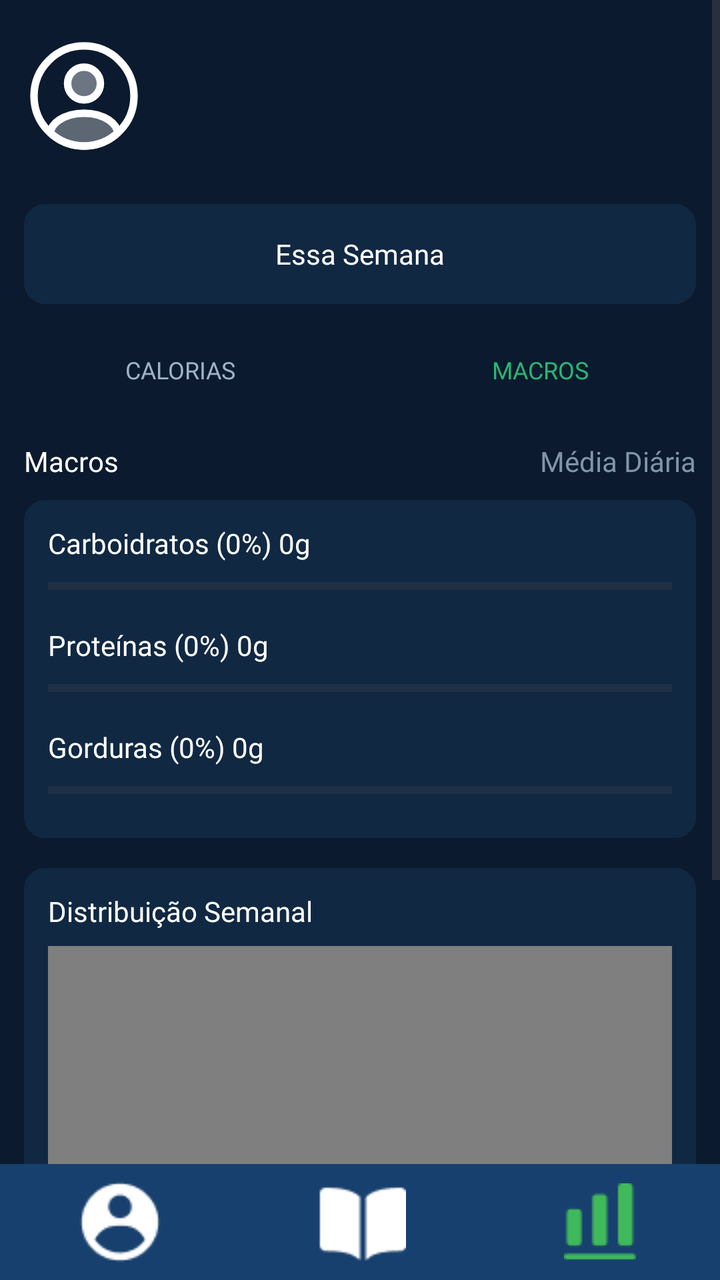
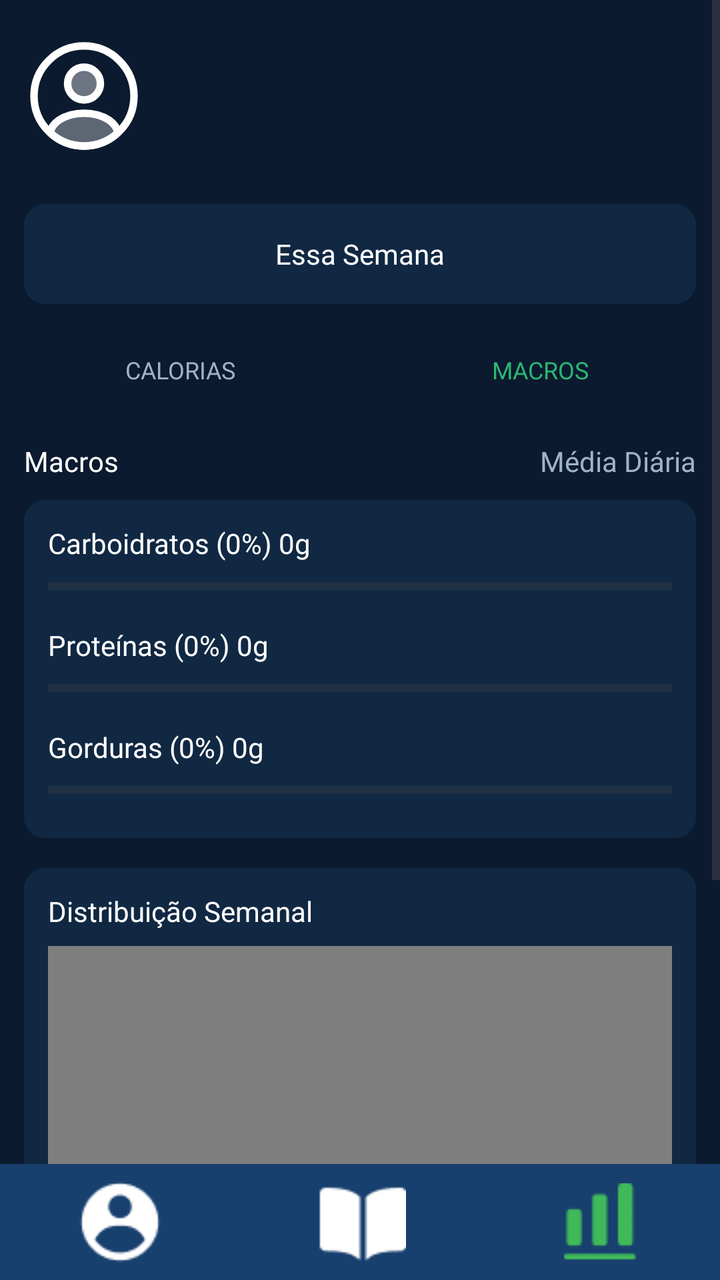

Before-and-after screenshots of an Android layout around one commit, followed by the original layout XML and the change that was made.
<!-- AndroidManifest.xml: application theme Theme.VITA -->
<!-- res/layout/fragment_macros.xml -->
<?xml version="1.0" encoding="utf-8"?>
<RelativeLayout
    xmlns:android="http://schemas.android.com/apk/res/android"
    xmlns:app="http://schemas.android.com/apk/res-auto"
    android:layout_width="match_parent"
    android:layout_height="match_parent"
    android:background="@color/blue3">

    <ScrollView
        android:layout_width="match_parent"
        android:layout_height="match_parent"
        android:layout_above="@+id/barraInferior">

        <androidx.constraintlayout.widget.ConstraintLayout
            android:layout_width="match_parent"
            android:layout_height="wrap_content"
            android:paddingBottom="16dp">

            <ImageView
                android:id="@+id/imgPerfil"
                android:layout_width="60dp"
                android:layout_height="60dp"
                android:layout_marginStart="12dp"
                android:layout_marginTop="18dp"
                android:contentDescription="Perfil"
                android:scaleType="centerInside"
                android:src="@drawable/profile2"
                app:layout_constraintStart_toStartOf="parent"
                app:layout_constraintTop_toTopOf="parent" />

            <TextView
                android:id="@+id/txtSemana"
                android:layout_width="0dp"
                android:layout_height="50dp"
                android:layout_marginStart="12dp"
                android:layout_marginTop="24dp"
                android:layout_marginEnd="12dp"
                android:background="@drawable/rounded_corner4"
                android:backgroundTint="@color/blue4"
                android:fontFamily="@font/inter24_medium"
                android:gravity="center"
                android:text="Essa Semana"
                android:textColor="#FFFFFF"
                android:textSize="14sp"
                app:layout_constraintEnd_toEndOf="parent"
                app:layout_constraintStart_toStartOf="parent"
                app:layout_constraintTop_toBottomOf="@id/imgPerfil" />

            <LinearLayout
                android:id="@+id/menuMacros"
                android:layout_width="0dp"
                android:layout_height="42dp"
                android:layout_marginTop="12dp"
                android:gravity="center"
                android:orientation="horizontal"
                app:layout_constraintEnd_toEndOf="parent"
                app:layout_constraintStart_toStartOf="parent"
                app:layout_constraintTop_toBottomOf="@id/txtSemana">

                <TextView
                    android:id="@+id/btnCalorias"
                    android:layout_width="0dp"
                    android:layout_height="match_parent"
                    android:layout_weight="1"
                    android:fontFamily="@font/inter24_semibold"
                    android:gravity="center"
                    android:text="CALORIAS"
                    android:textColor="@color/grey2"
                    android:textSize="12sp" />

                <TextView
                    android:id="@+id/btnMacros"
                    android:layout_width="0dp"
                    android:layout_height="match_parent"
                    android:layout_weight="1"
                    android:fontFamily="@font/inter24_semibold"
                    android:gravity="center"
                    android:text="MACROS"
                    android:textColor="@color/green2"
                    android:textSize="12sp" />

            </LinearLayout>

            <TextView
                android:id="@+id/txtTituloMacros"
                android:layout_width="wrap_content"
                android:layout_height="wrap_content"
                android:layout_marginStart="12dp"
                android:layout_marginTop="15dp"
                android:fontFamily="@font/inter24_semibold"
                android:text="Macros"
                android:textColor="@color/white"
                android:textSize="14sp"
                app:layout_constraintStart_toStartOf="parent"
                app:layout_constraintTop_toBottomOf="@id/menuMacros" />

            <TextView
                android:id="@+id/txtMedia"
                android:layout_width="wrap_content"
                android:layout_height="wrap_content"
                android:layout_marginTop="15dp"
                android:layout_marginEnd="12dp"
                android:fontFamily="@font/inter24_medium"
                android:text="Média Diária"
                android:textColor="#8195AA"
                android:textSize="14sp"
                app:layout_constraintEnd_toEndOf="parent"
                app:layout_constraintTop_toBottomOf="@id/menuMacros" />

            
            <LinearLayout
                android:id="@+id/cardMacros"
                android:layout_width="0dp"
                android:layout_height="wrap_content"
                android:layout_marginStart="12dp"
                android:layout_marginTop="10dp"
                android:layout_marginEnd="12dp"
                android:background="@drawable/rounded_corner4"
                android:backgroundTint="@color/blue4"
                android:orientation="vertical"
                android:padding="12dp"
                app:layout_constraintEnd_toEndOf="parent"
                app:layout_constraintStart_toStartOf="parent"
                app:layout_constraintTop_toBottomOf="@id/txtTituloMacros">

                <TextView
                    android:id="@+id/txtLabelCarb"
                    android:layout_width="match_parent"
                    android:layout_height="wrap_content"
                    android:fontFamily="@font/inter24_medium"
                    android:text="Carboidratos (0%) 0g"
                    android:textColor="#FFFFFF"
                    android:textSize="14sp" />

                <ProgressBar
                    android:id="@+id/progressCarb"
                    style="?android:attr/progressBarStyleHorizontal"
                    android:layout_width="match_parent"
                    android:layout_height="24dp"
                    android:layout_marginBottom="8dp"
                    android:max="100"
                    android:progress="0"
                    android:progressTint="#20D36B" />

                <TextView
                    android:id="@+id/txtLabelProt"
                    android:layout_width="match_parent"
                    android:layout_height="wrap_content"
                    android:fontFamily="@font/inter24_medium"
                    android:text="Proteínas (0%) 0g"
                    android:textColor="#FFFFFF"
                    android:textSize="14sp" />

                <ProgressBar
                    android:id="@+id/progressProt"
                    style="?android:attr/progressBarStyleHorizontal"
                    android:layout_width="match_parent"
                    android:layout_height="24dp"
                    android:layout_marginBottom="8dp"
                    android:max="100"
                    android:progress="0"
                    android:progressTint="#27B7C8" />

                <TextView
                    android:id="@+id/txtLabelGord"
                    android:layout_width="match_parent"
                    android:layout_height="wrap_content"
                    android:fontFamily="@font/inter24_medium"
                    android:text="Gorduras (0%) 0g"
                    android:textColor="#FFFFFF"
                    android:textSize="14sp" />

                <ProgressBar
                    android:id="@+id/progressGord"
                    style="?android:attr/progressBarStyleHorizontal"
                    android:layout_width="match_parent"
                    android:layout_height="24dp"
                    android:max="100"
                    android:progress="0"
                    android:progressTint="#FFA800" />

            </LinearLayout>

            
            <LinearLayout
                android:id="@+id/cardDistribuicao"
                android:layout_width="0dp"
                android:layout_height="320dp"
                android:layout_marginStart="12dp"
                android:layout_marginTop="15dp"
                android:layout_marginEnd="12dp"
                android:background="@drawable/rounded_corner4"
                android:backgroundTint="@color/blue4"
                android:orientation="vertical"
                android:padding="12dp"
                app:layout_constraintEnd_toEndOf="parent"
                app:layout_constraintStart_toStartOf="parent"
                app:layout_constraintTop_toBottomOf="@id/cardMacros">

                <TextView
                    android:layout_width="match_parent"
                    android:layout_height="wrap_content"
                    android:fontFamily="@font/inter24_medium"
                    android:text="Distribuição Semanal"
                    android:textColor="#FFFFFF"
                    android:textSize="14sp" />

                <com.github.mikephil.charting.charts.BarChart
                    android:id="@+id/chartMacrosSemanal"
                    android:layout_width="match_parent"
                    android:layout_height="match_parent"
                    android:layout_marginTop="8dp" />

            </LinearLayout>

        </androidx.constraintlayout.widget.ConstraintLayout>

    </ScrollView>

    <LinearLayout
        android:id="@+id/barraInferior"
        android:layout_width="match_parent"
        android:layout_height="58dp"
        android:layout_alignParentBottom="true"
        android:background="@color/blue2"
        android:gravity="center"
        android:orientation="horizontal">

        <ImageView
            android:id="@+id/btnUsuario"
            android:layout_width="0dp"
            android:layout_height="60dp"
            android:layout_weight="1"
            android:contentDescription="Perfil"
            android:padding="7dp"
            android:scaleType="centerInside"
            android:src="@drawable/icuser" />

        <ImageView
            android:id="@+id/btnLivro"
            android:layout_width="0dp"
            android:layout_height="60dp"
            android:layout_weight="1"
            android:contentDescription="Diário"
            android:padding="7dp"
            android:scaleType="centerInside"
            android:src="@drawable/iclivro" />

        <ImageView
            android:id="@+id/btnEscala"
            android:layout_width="0dp"
            android:layout_height="60dp"
            android:layout_weight="1"
            android:contentDescription="Calorias"
            android:padding="7dp"
            android:scaleType="centerInside"
            android:src="@drawable/icescala" />

    </LinearLayout>

</RelativeLayout>
<!-- resources referenced by this layout -->
<resources>
  <color name="blue2">#18406E</color>
  <color name="blue3">#0B1A2E</color>
  <color name="blue4">#112842</color>
  <color name="green2">#2BB673</color>
  <color name="grey2">#9FB3C8</color>
  <color name="white">#FFFFFFFF</color>
  <!-- drawable icescala: png bitmap (drawable, 512 bytes) -->
  <!-- drawable iclivro: png bitmap (drawable, 485 bytes) -->
  <!-- drawable icuser: png bitmap (drawable, 750 bytes) -->
  <!-- drawable profile2 (drawable) -->
  <vector xmlns:android="http://schemas.android.com/apk/res/android" android:height="120dp" android:viewportHeight="24" android:viewportWidth="24" android:width="120dp">
  
      <path android:fillAlpha="0.4" android:fillColor="@color/white" android:pathData="M12.121,12.78C12.051,12.77 11.961,12.77 11.881,12.78C10.121,12.72 8.721,11.28 8.721,9.51C8.721,7.7 10.181,6.23 12.001,6.23C13.811,6.23 15.281,7.7 15.281,9.51C15.271,11.28 13.881,12.72 12.121,12.78Z" android:strokeColor="@color/white" android:strokeLineCap="round" android:strokeLineJoin="round" android:strokeWidth="1.5"/>
  
      <path android:fillAlpha="0.34" android:fillColor="@color/white" android:pathData="M18.74,19.38C16.96,21.01 14.6,22 12,22C9.4,22 7.04,21.01 5.26,19.38C5.36,18.44 5.96,17.52 7.03,16.8C9.77,14.98 14.25,14.98 16.97,16.8C18.04,17.52 18.64,18.44 18.74,19.38Z" android:strokeColor="@color/white" android:strokeLineCap="round" android:strokeLineJoin="round" android:strokeWidth="1.5"/>
  
      <path android:fillColor="#00000000" android:pathData="M12,22C17.523,22 22,17.523 22,12C22,6.477 17.523,2 12,2C6.477,2 2,6.477 2,12C2,17.523 6.477,22 12,22Z" android:strokeColor="@color/white" android:strokeLineCap="round" android:strokeLineJoin="round" android:strokeWidth="1.5"/>
  
  </vector>
  <!-- drawable rounded_corner4 (drawable) -->
  <?xml version="1.0" encoding="utf-8"?>
  <shape xmlns:android="http://schemas.android.com/apk/res/android"
      android:shape="rectangle">
      <corners android:radius="10dp"/>
      <stroke android:width="1dp" android:color="@color/grey"/>
  </shape>
  <style name="Theme.VITA" parent="Base.Theme.VITA" />
  <color name="grey">#798797</color>
  <style name="Base.Theme.VITA" parent="Theme.Material3.DayNight.NoActionBar">
          
          
      </style>
</resources>

<!-- the commit's change to res/layout/fragment_macros.xml (unified diff, before → after) -->
@@ -22,7 +22,7 @@
                 android:layout_height="60dp"
                 android:layout_marginStart="12dp"
                 android:layout_marginTop="18dp"
-                android:contentDescription="Perfil"
+                android:contentDescription="@string/profile"
                 android:scaleType="centerInside"
                 android:src="@drawable/profile2"
                 app:layout_constraintStart_toStartOf="parent"
@@ -39,8 +39,8 @@
                 android:backgroundTint="@color/blue4"
                 android:fontFamily="@font/inter24_medium"
                 android:gravity="center"
-                android:text="Essa Semana"
-                android:textColor="#FFFFFF"
+                android:text="@string/this_week"
+                android:textColor="@color/white"
                 android:textSize="14sp"
                 app:layout_constraintEnd_toEndOf="parent"
                 app:layout_constraintStart_toStartOf="parent"
@@ -64,7 +64,7 @@
                     android:layout_weight="1"
                     android:fontFamily="@font/inter24_semibold"
                     android:gravity="center"
-                    android:text="CALORIAS"
+                    android:text="@string/calories2"
                     android:textColor="@color/grey2"
                     android:textSize="12sp" />
 
@@ -75,7 +75,7 @@
                     android:layout_weight="1"
                     android:fontFamily="@font/inter24_semibold"
                     android:gravity="center"
-                    android:text="MACROS"
+                    android:text="@string/macros"
                     android:textColor="@color/green2"
                     android:textSize="12sp" />
 
@@ -88,7 +88,7 @@
                 android:layout_marginStart="12dp"
                 android:layout_marginTop="15dp"
                 android:fontFamily="@font/inter24_semibold"
-                android:text="Macros"
+                android:text="@string/macro2"
                 android:textColor="@color/white"
                 android:textSize="14sp"
                 app:layout_constraintStart_toStartOf="parent"
@@ -101,8 +101,8 @@
                 android:layout_marginTop="15dp"
                 android:layout_marginEnd="12dp"
                 android:fontFamily="@font/inter24_medium"
-                android:text="Média Diária"
-                android:textColor="#8195AA"
+                android:text="@string/media"
+                android:textColor="@color/grey2"
                 android:textSize="14sp"
                 app:layout_constraintEnd_toEndOf="parent"
                 app:layout_constraintTop_toBottomOf="@id/menuMacros" />
@@ -128,8 +128,8 @@
                     android:layout_width="match_parent"
                     android:layout_height="wrap_content"
                     android:fontFamily="@font/inter24_medium"
-                    android:text="Carboidratos (0%) 0g"
-                    android:textColor="#FFFFFF"
+                    android:text="@string/carb_p100"
+                    android:textColor="@color/white"
                     android:textSize="14sp" />
 
                 <ProgressBar
@@ -140,15 +140,15 @@
                     android:layout_marginBottom="8dp"
                     android:max="100"
                     android:progress="0"
-                    android:progressTint="#20D36B" />
+                    android:progressTint="@color/green5" />
 
                 <TextView
                     android:id="@+id/txtLabelProt"
                     android:layout_width="match_parent"
                     android:layout_height="wrap_content"
                     android:fontFamily="@font/inter24_medium"
-                    android:text="Proteínas (0%) 0g"
-                    android:textColor="#FFFFFF"
+                    android:text="@string/prot_p100"
+                    android:textColor="@color/white"
                     android:textSize="14sp" />
 
                 <ProgressBar
@@ -159,15 +159,15 @@
                     android:layout_marginBottom="8dp"
                     android:max="100"
                     android:progress="0"
-                    android:progressTint="#27B7C8" />
+                    android:progressTint="@color/ciano" />
 
                 <TextView
                     android:id="@+id/txtLabelGord"
                     android:layout_width="match_parent"
                     android:layout_height="wrap_content"
                     android:fontFamily="@font/inter24_medium"
-                    android:text="Gorduras (0%) 0g"
-                    android:textColor="#FFFFFF"
+                    android:text="@string/gord_p100"
+                    android:textColor="@color/white"
                     android:textSize="14sp" />
 
                 <ProgressBar
@@ -177,7 +177,7 @@
                     android:layout_height="24dp"
                     android:max="100"
                     android:progress="0"
-                    android:progressTint="#FFA800" />
+                    android:progressTint="@color/orange2" />
 
             </LinearLayout>
 
@@ -201,8 +201,8 @@
                     android:layout_width="match_parent"
                     android:layout_height="wrap_content"
                     android:fontFamily="@font/inter24_medium"
-                    android:text="Distribuição Semanal"
-                    android:textColor="#FFFFFF"
+                    android:text="@string/week_dist"
+                    android:textColor="@color/white"
                     android:textSize="14sp" />
 
                 <com.github.mikephil.charting.charts.BarChart
@@ -231,7 +231,7 @@
             android:layout_width="0dp"
             android:layout_height="60dp"
             android:layout_weight="1"
-            android:contentDescription="Perfil"
+            android:contentDescription="@string/profile"
             android:padding="7dp"
             android:scaleType="centerInside"
             android:src="@drawable/icuser" />
@@ -241,7 +241,7 @@
             android:layout_width="0dp"
             android:layout_height="60dp"
             android:layout_weight="1"
-            android:contentDescription="Diário"
+            android:contentDescription="@string/diary"
             android:padding="7dp"
             android:scaleType="centerInside"
             android:src="@drawable/iclivro" />
@@ -251,7 +251,7 @@
             android:layout_width="0dp"
             android:layout_height="60dp"
             android:layout_weight="1"
-            android:contentDescription="Calorias"
+            android:contentDescription="@string/calories"
             android:padding="7dp"
             android:scaleType="centerInside"
             android:src="@drawable/icescala" />
<!-- resource entries referenced after the edit -->
@@ -3,8 +3,11 @@
   <color name="blue2">#18406E</color>
   <color name="blue3">#0B1A2E</color>
   <color name="blue4">#112842</color>
+  <color name="ciano">#27B7C8</color>
   <color name="green2">#2BB673</color>
+  <color name="green5">#20D36B</color>
   <color name="grey2">#9FB3C8</color>
+  <color name="orange2">#FFA800</color>
   <color name="white">#FFFFFFFF</color>
   <!-- drawable icescala: png bitmap (drawable, 512 bytes) -->
   <!-- drawable iclivro: png bitmap (drawable, 485 bytes) -->
@@ -16,7 +19,7 @@
   
       <path android:fillAlpha="0.34" android:fillColor="@color/white" android:pathData="M18.74,19.38C16.96,21.01 14.6,22 12,22C9.4,22 7.04,21.01 5.26,19.38C5.36,18.44 5.96,17.52 7.03,16.8C9.77,14.98 14.25,14.98 16.97,16.8C18.04,17.52 18.64,18.44 18.74,19.38Z" android:strokeColor="@color/white" android:strokeLineCap="round" android:strokeLineJoin="round" android:strokeWidth="1.5"/>
   
-      <path android:fillColor="#00000000" android:pathData="M12,22C17.523,22 22,17.523 22,12C22,6.477 17.523,2 12,2C6.477,2 2,6.477 2,12C2,17.523 6.477,22 12,22Z" android:strokeColor="@color/white" android:strokeLineCap="round" android:strokeLineJoin="round" android:strokeWidth="1.5"/>
+      <path android:fillColor="@color/transparent" android:pathData="M12,22C17.523,22 22,17.523 22,12C22,6.477 17.523,2 12,2C6.477,2 2,6.477 2,12C2,17.523 6.477,22 12,22Z" android:strokeColor="@color/white" android:strokeLineCap="round" android:strokeLineJoin="round" android:strokeWidth="1.5"/>
   
   </vector>
   <!-- drawable rounded_corner4 (drawable) -->
@@ -26,7 +29,20 @@
       <corners android:radius="10dp"/>
       <stroke android:width="1dp" android:color="@color/grey"/>
   </shape>
+  <string name="calories">Calorias</string>
+  <string name="calories2">CALORIAS</string>
+  <string name="carb_p100">Carboidratos (0%) 0g</string>
+  <string name="diary">Diário</string>
+  <string name="gord_p100">Gorduras (0%) 0g</string>
+  <string name="macro2">Macros</string>
+  <string name="macros">MACROS</string>
+  <string name="media">Média Diária</string>
+  <string name="profile">Perfil</string>
+  <string name="prot_p100">Proteínas (0%) 0g</string>
+  <string name="this_week">Essa Semana</string>
+  <string name="week_dist">Distribuição Semanal</string>
   <style name="Theme.VITA" parent="Base.Theme.VITA" />
+  <color name="transparent">#00000000</color>
   <color name="grey">#798797</color>
   <style name="Base.Theme.VITA" parent="Theme.Material3.DayNight.NoActionBar">
           
